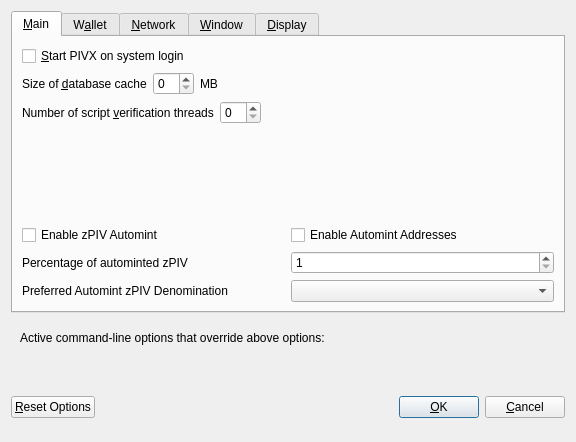
SpecialCoins/den, file src/qt/forms/optionsdialog.ui: the form before one commit.
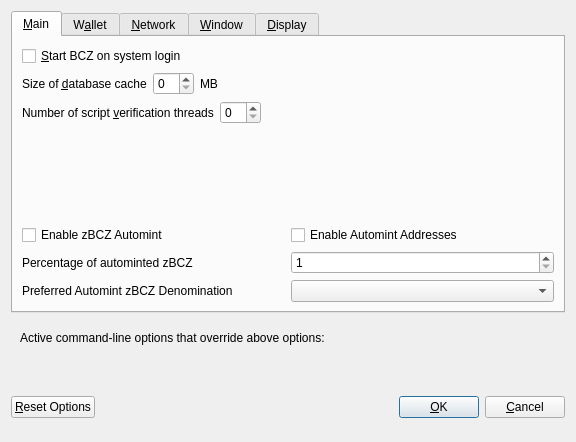
The form after the commit. Custom widgets are drawn as their Qt base class.

```diff
--- a/src/qt/forms/optionsdialog.ui
+++ b/src/qt/forms/optionsdialog.ui
@@ -33,7 +33,7 @@
           <string>Automatically start PIVX after logging in to the system.</string>
          </property>
          <property name="text">
-          <string>&amp;Start PIVX on system login</string>
+          <string>&amp;Start BCZ on system login</string>
          </property>
         </widget>
        </item>
@@ -147,7 +147,7 @@
                <enum>Qt::LeftToRight</enum>
               </property>
               <property name="text">
-               <string>Enable zPIV Automint</string>
+               <string>Enable zBCZ Automint</string>
               </property>
              </widget>
             </item>
@@ -174,7 +174,7 @@
                <string>Percentage of incoming PIV which get automatically converted to zPIV via Zerocoin Protocol (min: 10%)</string>
               </property>
               <property name="text">
-               <string>Percentage of autominted zPIV</string>
+               <string>Percentage of autominted zBCZ</string>
               </property>
              </widget>
             </item>
@@ -207,7 +207,7 @@
                <string>Wait with automatic conversion to Zerocoin until enough PIV for this denomination is available</string>
               </property>
               <property name="text">
-               <string>Preferred Automint zPIV Denomination</string>
+               <string>Preferred Automint zBCZ Denomination</string>
               </property>
              </widget>
             </item>
```
Left out of the diff: 28 changed lines with no effect on the pictures.
